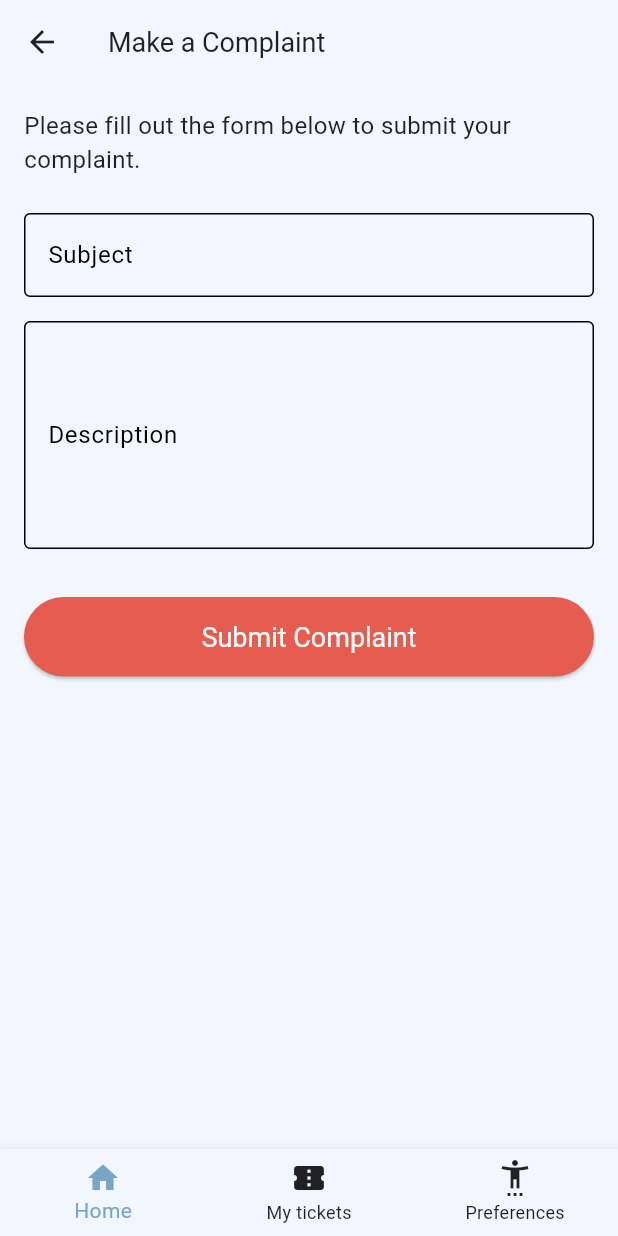
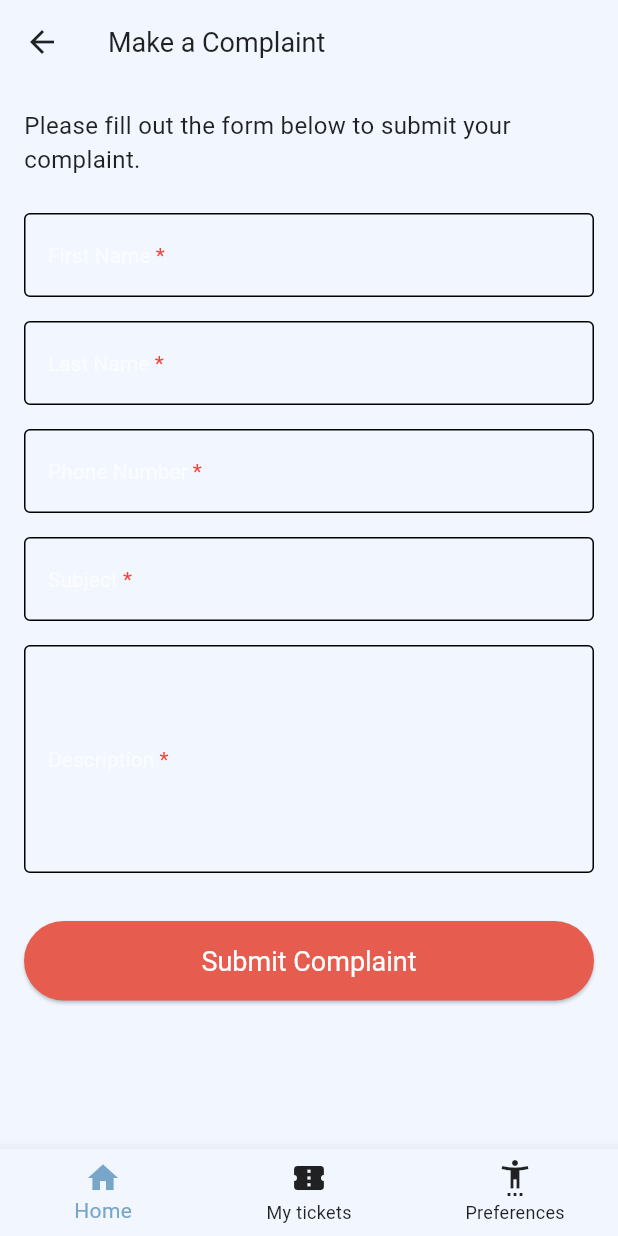
Before and after one commit to MariaSchoinaki/Thea, a Flutter app: the ComplaintScreen screen opened directly, on a phone screen of 412 x 824 dp. Run offline on Flutter 3.47's test engine with Material 3 defaults, Android fonts, the phone set to English and light mode, and no system bars; our stand-ins replace flutter_map, latlong2, open_file, pdf, printing, qr_flutter and 2 more; accounts and stored records are empty.

Commit message:
added complaint model and fixed screen

```diff
--- /dev/null
+++ b/lib/models/complaint.dart
@@ -0,0 +1,37 @@
+import 'dart:convert';
+
+class Complaint {
+  final String firstName;
+  final String lastName;
+  final String phone;
+  final String subject;
+  final String description;
+  final DateTime timestamp;
+
+  Complaint({
+    required this.firstName,
+    required this.lastName,
+    required this.phone,
+    required this.subject,
+    required this.description,
+    required this.timestamp,
+  });
+
+  Map<String, dynamic> toJson() => {
+    'firstName': firstName,
+    'lastName': lastName,
+    'phone': phone,
+    'subject': subject,
+    'description': description,
+    'timestamp': timestamp.toIso8601String(),
+  };
+
+  factory Complaint.fromJson(Map<String, dynamic> json) => Complaint(
+    firstName: json['firstName'],
+    lastName: json['lastName'],
+    phone: json['phone'],
+    subject: json['subject'],
+    description: json['description'],
+    timestamp: DateTime.parse(json['timestamp']),
+  );
+}
--- a/lib/screens/complaint_screen.dart
+++ b/lib/screens/complaint_screen.dart
@@ -1,7 +1,13 @@
+import 'dart:convert';
+
 import 'package:flutter/material.dart';
+import 'package:shared_preferences/shared_preferences.dart';
 import 'package:thea/theme/app_theme.dart';
 
 import '../widgets/bottom_navigation_bar.dart';
+
+import '../models/complaint.dart';
+
 
 class ComplaintScreen extends StatefulWidget {
   const ComplaintScreen({Key? key}) : super(key: key);
@@ -12,8 +18,89 @@ class ComplaintScreen extends StatefulWidget {
 
 class _ComplaintScreenState extends State<ComplaintScreen> {
   final _formKey = GlobalKey<FormState>();
-  final TextEditingController _subjectController = TextEditingController();
-  final TextEditingController _descriptionController = TextEditingController();
+
+  final _firstNameController = TextEditingController();
+  final _lastNameController = TextEditingController();
+  final _phoneController = TextEditingController();
+  final _subjectController = TextEditingController();
+  final _descriptionController = TextEditingController();
+
+  Future<void> _saveComplaint(Complaint complaint) async {
+    final prefs = await SharedPreferences.getInstance();
+    final String? complaintsJson = prefs.getString('complaints_list');
+    List<dynamic> complaintsList = [];
+
+    if (complaintsJson != null) {
+      complaintsList = jsonDecode(complaintsJson);
+    }
+
+    complaintsList.add(complaint.toJson());
+
+    await prefs.setString('complaints_list', jsonEncode(complaintsList));
+  }
+
+  String? _validateNotEmpty(String? value, String label) {
+    if (value == null || value.trim().isEmpty) {
+      return 'Please enter $label.';
+    }
+    return null;
+  }
+
+  String? _validatePhone(String? value) {
+    if (value == null || value.trim().isEmpty) {
+      return 'Please enter your phone number.';
+    }
+    final regex = RegExp(r'^\d{10,15}$');
+    if (!regex.hasMatch(value)) {
+      return 'Please enter a valid phone number.';
+    }
+    return null;
+  }
+
+  InputDecoration buildInputDecoration(String label) {
+    final theme = Theme.of(context);
+    final isDark = theme.brightness == Brightness.dark;
+    return InputDecoration(
+      label: RichText(
+        text: TextSpan(
+          text: '$label ',
+          style: TextStyle(color: isDark ? Colors.black87 : Colors.white70),
+          children: const [
+            TextSpan(
+              text: '*',
+              style: TextStyle(color: Colors.red),
+            ),
+          ],
+        ),
+      ),
+      border: const OutlineInputBorder(),
+    );
+  }
+
+  void _submit() async {
+    if (_formKey.currentState?.validate() ?? false) {
+      final complaint = Complaint(
+        firstName: _firstNameController.text.trim(),
+        lastName: _lastNameController.text.trim(),
+        phone: _phoneController.text.trim(),
+        subject: _subjectController.text.trim(),
+        description: _descriptionController.text.trim(), timestamp: DateTime.now(),
+      );
+
+      await _saveComplaint(complaint);
+
+      ScaffoldMessenger.of(context).showSnackBar(
+        const SnackBar(content: Text('Complaint submitted successfully!')),
+      );
+
+      _formKey.currentState?.reset();
+      _firstNameController.clear();
+      _lastNameController.clear();
+      _phoneController.clear();
+      _subjectController.clear();
+      _descriptionController.clear();
+    }
+  }
 
   @override
   Widget build(BuildContext context) {
@@ -26,63 +113,58 @@ class _ComplaintScreenState extends State<ComplaintScreen> {
         iconTheme: IconThemeData(color: isDark? Colors.grey[300] : Colors.black87),
       ),
       body: SingleChildScrollView(
-        padding: const EdgeInsets.all(16.0),
+        padding: const EdgeInsets.all(16),
         child: Form(
           key: _formKey,
           child: Column(
-            crossAxisAlignment: CrossAxisAlignment.start,
-            children: <Widget>[
+            children: [
               const Text(
                 'Please fill out the form below to submit your complaint.',
-                style: TextStyle(fontSize: 16.0),
+                style: TextStyle(fontSize: 16),
               ),
-              const SizedBox(height: 24.0),
+              const SizedBox(height: 24),
+
+              TextFormField(
+                controller: _firstNameController,
+                decoration: buildInputDecoration('First Name'),
+                validator: (value) => _validateNotEmpty(value, 'first name'),
+              ),
+              const SizedBox(height: 16),
+
+              TextFormField(
+                controller: _lastNameController,
+                decoration: buildInputDecoration('Last Name'),
+                validator: (value) => _validateNotEmpty(value, 'last name'),
+              ),
+              const SizedBox(height: 16),
+
+              TextFormField(
+                controller: _phoneController,
+                keyboardType: TextInputType.phone,
+                decoration: buildInputDecoration('Phone Number'),
+                validator: _validatePhone,
+              ),
+              const SizedBox(height: 16),
+
               TextFormField(
                 controller: _subjectController,
-                decoration: const InputDecoration(
-                  labelText: 'Subject',
-                  border: OutlineInputBorder(),
-                ),
-                validator: (value) {
-                  if (value == null || value.isEmpty) {
-                    return 'Please enter the subject of your complaint.';
-                  }
-                  return null;
-                },
+                decoration: buildInputDecoration('Subject'),
+                validator: (value) => _validateNotEmpty(value, 'subject'),
               ),
-              const SizedBox(height: 16.0),
+              const SizedBox(height: 16),
+
               TextFormField(
                 controller: _descriptionController,
                 maxLines: 5,
-                decoration: const InputDecoration(
-                  labelText: 'Description',
-                  border: OutlineInputBorder(),
-                ),
-                validator: (value) {
-                  if (value == null || value.isEmpty) {
-                    return 'Please enter the description of your complaint.';
-                  }
-                  return null;
-                },
+                decoration: buildInputDecoration('Description'),
+                validator: (value) => _validateNotEmpty(value, 'description'),
               ),
-              const SizedBox(height: 32.0),
+              const SizedBox(height: 32),
+
               SizedBox(
                 width: double.infinity,
                 child: ElevatedButton(
-                  onPressed: () {
-                    if (_formKey.currentState!.validate()) {
-                      // TODO: Implement complaint submission logic
-                      final String subject = _subjectController.text;
-                      final String description = _descriptionController.text;
-                      print('Complaint submitted:\nSubject: $subject\nDescription: $description');
-                      // You would typically send this data to your server or handle it locally.
-                      ScaffoldMessenger.of(context).showSnackBar(
-                        const SnackBar(content: Text('Complaint submitted successfully!')),
-                      );
-                      _subjectController.clear();
-                      _descriptionController.clear();
-                    }
-                  },
+                  onPressed: _submit,
                   style: ElevatedButton.styleFrom(
                     backgroundColor: isDark? AppColorsDark.coral : AppColors.coral,
                     padding: const EdgeInsets.symmetric(vertical: 16.0),
--- a/pubspec.yaml
+++ b/pubspec.yaml
@@ -26,6 +26,7 @@ dependencies:
   uuid: ^4.5.1
   provider: ^6.1.5
 
+  http: ^1.4.0
 
 dev_dependencies:
   flutter_test:
```
Also changed, not shown: lib/util/shared_preferences.dart (+23 -0 lines), pubspec.lock.
